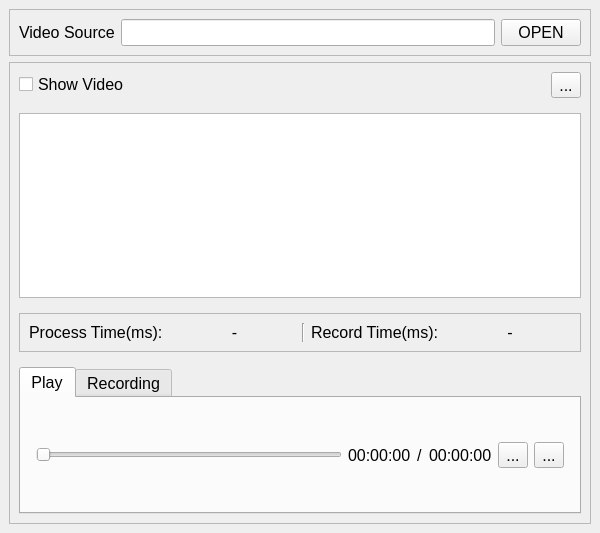
Old version of the form mainwindow.ui in the repository NSJ-student/OpenCvVideoCutter.
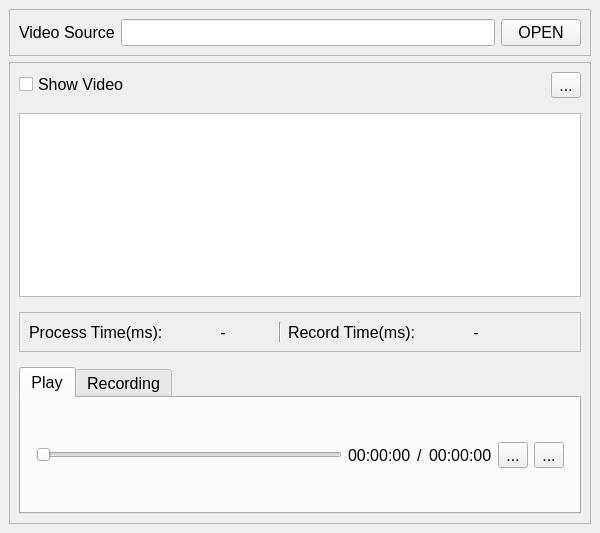
New version of the form. Icons and pictures are not drawn.

Commit message: window deploy 추가

The edit to the form file:
```diff
--- a/mainwindow.ui
+++ b/mainwindow.ui
@@ -136,6 +136,12 @@
           </item>
           <item>
            <widget class="QLabel" name="lblProcessTimeMs">
+            <property name="minimumSize">
+             <size>
+              <width>100</width>
+              <height>0</height>
+             </size>
+            </property>
             <property name="text">
              <string>-</string>
             </property>
@@ -166,6 +172,12 @@
           </item>
           <item>
            <widget class="QLabel" name="lblRecordTimeMs">
+            <property name="minimumSize">
+             <size>
+              <width>100</width>
+              <height>0</height>
+             </size>
+            </property>
             <property name="text">
              <string>-</string>
             </property>
@@ -174,6 +186,19 @@
             </property>
            </widget>
           </item>
+          <item>
+           <spacer name="horizontalSpacer">
+            <property name="orientation">
+             <enum>Qt::Horizontal</enum>
+            </property>
+            <property name="sizeHint" stdset="0">
+             <size>
+              <width>40</width>
+              <height>20</height>
+             </size>
+            </property>
+           </spacer>
+          </item>
          </layout>
         </widget>
        </item>
```
The commit also changes 1 other file.
